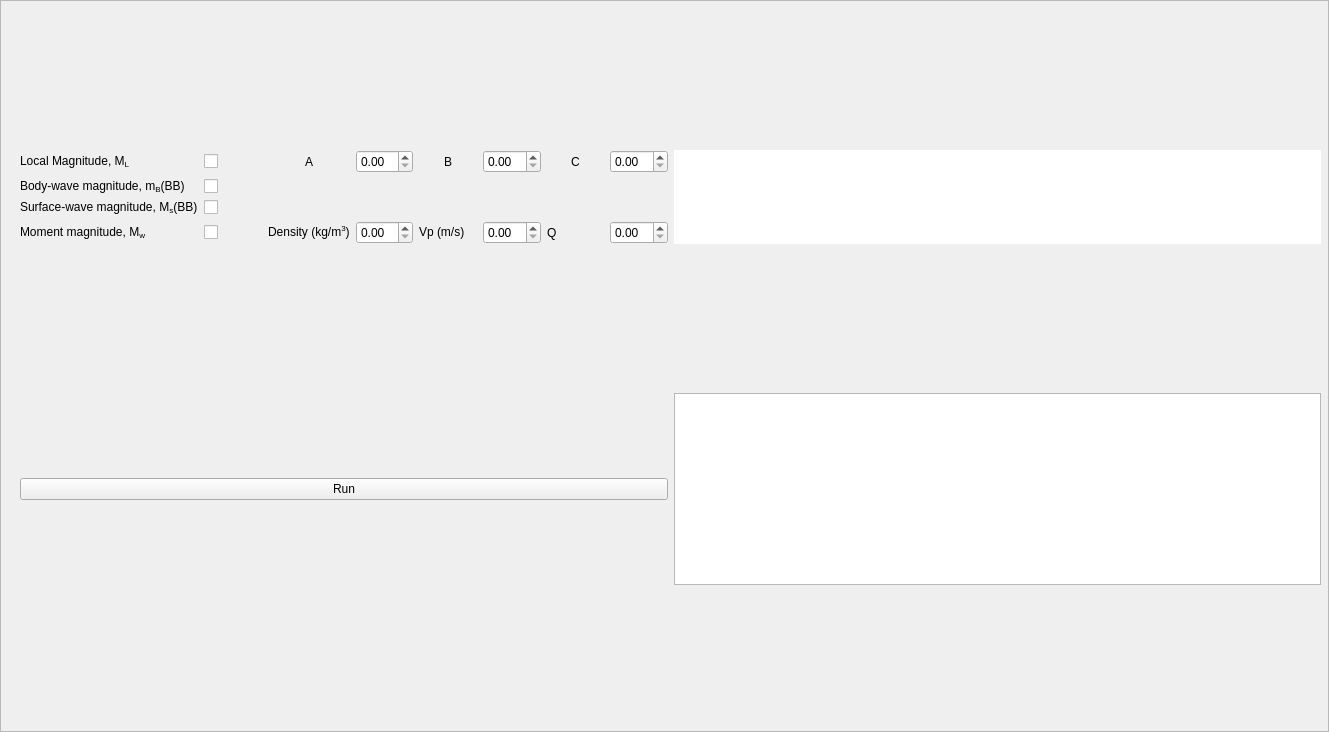
First picture: the form in isp/resources/designer_uis/MagnitudeFrame.ui, repository ProjectISP/ISP, before the edit.
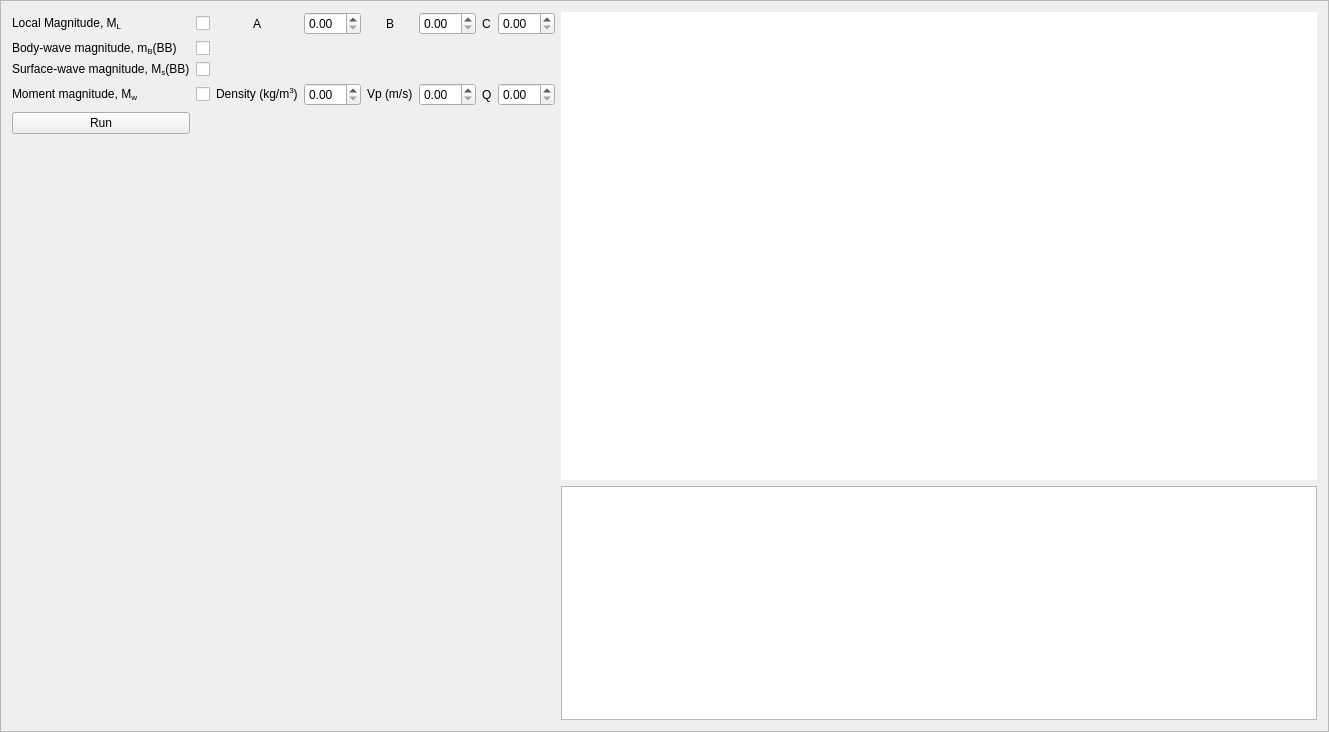
Second picture: the form after the edit.

The edit to the form file:
```diff
--- a/isp/resources/designer_uis/MagnitudeFrame.ui
+++ b/isp/resources/designer_uis/MagnitudeFrame.ui
@@ -19,55 +19,9 @@
   <property name="frameShadow">
    <enum>QFrame::Raised</enum>
   </property>
-  <widget class="QWidget" name="layoutWidget">
-   <property name="geometry">
-    <rect>
-     <x>20</x>
-     <y>7</y>
-     <width>1301</width>
-     <height>721</height>
-    </rect>
-   </property>
-   <layout class="QGridLayout" name="gridLayout">
-    <item row="1" column="2">
-     <widget class="QPlainTextEdit" name="polarizationText">
-      <property name="sizePolicy">
-       <sizepolicy hsizetype="Preferred" vsizetype="Preferred">
-        <horstretch>0</horstretch>
-        <verstretch>0</verstretch>
-       </sizepolicy>
-      </property>
-     </widget>
-    </item>
-    <item row="1" column="1">
-     <widget class="QPushButton" name="plotBtn">
-      <property name="text">
-       <string>Run</string>
-      </property>
-     </widget>
-    </item>
-    <item row="0" column="1">
+  <layout class="QHBoxLayout" name="horizontalLayout" stretch="1,2">
+   <item>
      <layout class="QGridLayout" name="gridLayout_2">
-      <item row="0" column="3">
-       <widget class="QDoubleSpinBox" name="doubleSpinBox"/>
-      </item>
-      <item row="0" column="4" alignment="Qt::AlignHCenter">
-       <widget class="QLabel" name="label_4">
-        <property name="text">
-         <string>B</string>
-        </property>
-       </widget>
-      </item>
-      <item row="0" column="7">
-       <widget class="QDoubleSpinBox" name="doubleSpinBox_3"/>
-      </item>
-      <item row="0" column="6" alignment="Qt::AlignHCenter">
-       <widget class="QLabel" name="label_5">
-        <property name="text">
-         <string>C</string>
-        </property>
-       </widget>
-      </item>
       <item row="0" column="0">
        <widget class="QLabel" name="label">
         <property name="text">
@@ -75,29 +29,67 @@
         </property>
        </widget>
       </item>
+     <item row="5" column="0" colspan="8">
+      <spacer name="verticalSpacer">
+       <property name="orientation">
+        <enum>Qt::Vertical</enum>
+       </property>
+       <property name="sizeHint" stdset="0">
+        <size>
+         <width>20</width>
+         <height>40</height>
+        </size>
+       </property>
+      </spacer>
+     </item>
+     <item row="0" column="6" alignment="Qt::AlignHCenter">
+      <widget class="QLabel" name="label_5">
+       <property name="text">
+        <string>C</string>
+       </property>
+      </widget>
+     </item>
+     <item row="1" column="0">
+      <widget class="QLabel" name="label_6">
+       <property name="text">
+        <string>&lt;html&gt;&lt;head/&gt;&lt;body&gt;&lt;p&gt;Body-wave magnitude, m&lt;span style=&quot; vertical-align:sub;&quot;&gt;B&lt;/span&gt;(BB)&lt;/p&gt;&lt;/body&gt;&lt;/html&gt;</string>
+       </property>
+      </widget>
+     </item>
       <item row="0" column="1">
        <widget class="QCheckBox" name="checkBox">
-        <property name="text">
-         <string/>
-        </property>
-       </widget>
-      </item>
-      <item row="1" column="1">
-       <widget class="QCheckBox" name="checkBox_2">
+       <property name="sizePolicy">
+        <sizepolicy hsizetype="Fixed" vsizetype="Fixed">
+         <horstretch>0</horstretch>
+         <verstretch>0</verstretch>
+        </sizepolicy>
+       </property>
         <property name="text">
          <string/>
         </property>
        </widget>
       </item>
-      <item row="2" column="0">
-       <widget class="QLabel" name="label_2">
+     <item row="3" column="1">
+      <widget class="QCheckBox" name="checkBox_4">
+       <property name="sizePolicy">
+        <sizepolicy hsizetype="Fixed" vsizetype="Fixed">
+         <horstretch>0</horstretch>
+         <verstretch>0</verstretch>
+        </sizepolicy>
+       </property>
         <property name="text">
-         <string>&lt;html&gt;&lt;head/&gt;&lt;body&gt;&lt;p&gt;Surface-wave magnitude, M&lt;span style=&quot; vertical-align:sub;&quot;&gt;s&lt;/span&gt;(BB)&lt;/p&gt;&lt;/body&gt;&lt;/html&gt;</string>
+        <string/>
         </property>
        </widget>
       </item>
       <item row="2" column="1">
        <widget class="QCheckBox" name="checkBox_3">
+       <property name="sizePolicy">
+        <sizepolicy hsizetype="Fixed" vsizetype="Fixed">
+         <horstretch>0</horstretch>
+         <verstretch>0</verstretch>
+        </sizepolicy>
+       </property>
         <property name="text">
          <string/>
         </property>
@@ -106,6 +98,13 @@
       <item row="0" column="5">
        <widget class="QDoubleSpinBox" name="doubleSpinBox_2"/>
       </item>
+     <item row="2" column="0">
+      <widget class="QLabel" name="label_2">
+       <property name="text">
+        <string>&lt;html&gt;&lt;head/&gt;&lt;body&gt;&lt;p&gt;Surface-wave magnitude, M&lt;span style=&quot; vertical-align:sub;&quot;&gt;s&lt;/span&gt;(BB)&lt;/p&gt;&lt;/body&gt;&lt;/html&gt;</string>
+       </property>
+      </widget>
+     </item>
       <item row="0" column="2" alignment="Qt::AlignHCenter">
        <widget class="QLabel" name="label_3">
         <property name="text">
@@ -113,10 +112,22 @@
         </property>
        </widget>
       </item>
-      <item row="1" column="0">
-       <widget class="QLabel" name="label_6">
+     <item row="0" column="7">
+      <widget class="QDoubleSpinBox" name="doubleSpinBox_3"/>
+     </item>
+     <item row="3" column="3">
+      <widget class="QDoubleSpinBox" name="doubleSpinBox_4"/>
+     </item>
+     <item row="0" column="4" alignment="Qt::AlignHCenter">
+      <widget class="QLabel" name="label_4">
+       <property name="sizePolicy">
+        <sizepolicy hsizetype="Fixed" vsizetype="Preferred">
+         <horstretch>0</horstretch>
+         <verstretch>0</verstretch>
+        </sizepolicy>
+       </property>
         <property name="text">
-         <string>&lt;html&gt;&lt;head/&gt;&lt;body&gt;&lt;p&gt;Body-wave magnitude, m&lt;span style=&quot; vertical-align:sub;&quot;&gt;B&lt;/span&gt;(BB)&lt;/p&gt;&lt;/body&gt;&lt;/html&gt;</string>
+        <string>B</string>
         </property>
        </widget>
       </item>
@@ -127,54 +138,95 @@
         </property>
        </widget>
       </item>
-      <item row="3" column="1">
-       <widget class="QCheckBox" name="checkBox_4">
-        <property name="text">
-         <string/>
-        </property>
-       </widget>
-      </item>
-      <item row="3" column="2">
-       <widget class="QLabel" name="label_8">
-        <property name="text">
-         <string>&lt;html&gt;&lt;head/&gt;&lt;body&gt;&lt;p&gt;Density (kg/m&lt;span style=&quot; vertical-align:super;&quot;&gt;3&lt;/span&gt;)&lt;/p&gt;&lt;/body&gt;&lt;/html&gt;</string>
-        </property>
-       </widget>
-      </item>
-      <item row="3" column="4">
-       <widget class="QLabel" name="label_9">
-        <property name="text">
-         <string>&lt;html&gt;&lt;head/&gt;&lt;body&gt;&lt;p&gt;Vp (m/s)&lt;/p&gt;&lt;/body&gt;&lt;/html&gt;</string>
-        </property>
-       </widget>
-      </item>
       <item row="3" column="6">
        <widget class="QLabel" name="label_10">
+       <property name="sizePolicy">
+        <sizepolicy hsizetype="Fixed" vsizetype="Preferred">
+         <horstretch>0</horstretch>
+         <verstretch>0</verstretch>
+        </sizepolicy>
+       </property>
         <property name="text">
          <string>Q</string>
         </property>
        </widget>
       </item>
-      <item row="3" column="3">
-       <widget class="QDoubleSpinBox" name="doubleSpinBox_4"/>
+     <item row="3" column="4">
+      <widget class="QLabel" name="label_9">
+       <property name="sizePolicy">
+        <sizepolicy hsizetype="Fixed" vsizetype="Preferred">
+         <horstretch>0</horstretch>
+         <verstretch>0</verstretch>
+        </sizepolicy>
+       </property>
+       <property name="text">
+        <string>&lt;html&gt;&lt;head/&gt;&lt;body&gt;&lt;p&gt;Vp (m/s)&lt;/p&gt;&lt;/body&gt;&lt;/html&gt;</string>
+       </property>
+      </widget>
       </item>
       <item row="3" column="5">
        <widget class="QDoubleSpinBox" name="doubleSpinBox_5"/>
       </item>
+     <item row="1" column="1">
+      <widget class="QCheckBox" name="checkBox_2">
+       <property name="sizePolicy">
+        <sizepolicy hsizetype="Fixed" vsizetype="Fixed">
+         <horstretch>0</horstretch>
+         <verstretch>0</verstretch>
+        </sizepolicy>
+       </property>
+       <property name="text">
+        <string/>
+       </property>
+      </widget>
+     </item>
+     <item row="3" column="2">
+      <widget class="QLabel" name="label_8">
+       <property name="text">
+        <string>&lt;html&gt;&lt;head/&gt;&lt;body&gt;&lt;p&gt;Density (kg/m&lt;span style=&quot; vertical-align:super;&quot;&gt;3&lt;/span&gt;)&lt;/p&gt;&lt;/body&gt;&lt;/html&gt;</string>
+       </property>
+      </widget>
+     </item>
+     <item row="0" column="3">
+      <widget class="QDoubleSpinBox" name="doubleSpinBox"/>
+     </item>
       <item row="3" column="7">
        <widget class="QDoubleSpinBox" name="doubleSpinBox_6"/>
       </item>
-     </layout>
-    </item>
-    <item row="0" column="2">
+     <item row="4" column="0">
+      <widget class="QPushButton" name="plotBtn">
+       <property name="text">
+        <string>Run</string>
+       </property>
+      </widget>
+     </item>
+    </layout>
+   </item>
+   <item>
+    <layout class="QVBoxLayout" name="verticalLayout_2" stretch="2,1">
+     <property name="bottomMargin">
+      <number>0</number>
+     </property>
+     <item>
      <widget class="QWidget" name="plotMatWidget_polarization2" native="true">
       <property name="styleSheet">
        <string notr="true">background-color: rgb(255, 255, 255);</string>
       </property>
      </widget>
     </item>
-   </layout>
-  </widget>
+     <item>
+      <widget class="QPlainTextEdit" name="polarizationText">
+       <property name="sizePolicy">
+        <sizepolicy hsizetype="Preferred" vsizetype="Preferred">
+         <horstretch>0</horstretch>
+         <verstretch>0</verstretch>
+        </sizepolicy>
+       </property>
+      </widget>
+     </item>
+    </layout>
+   </item>
+  </layout>
  </widget>
  <resources/>
  <connections/>
```
Lines whose indentation alone changed are shown as unchanged.
